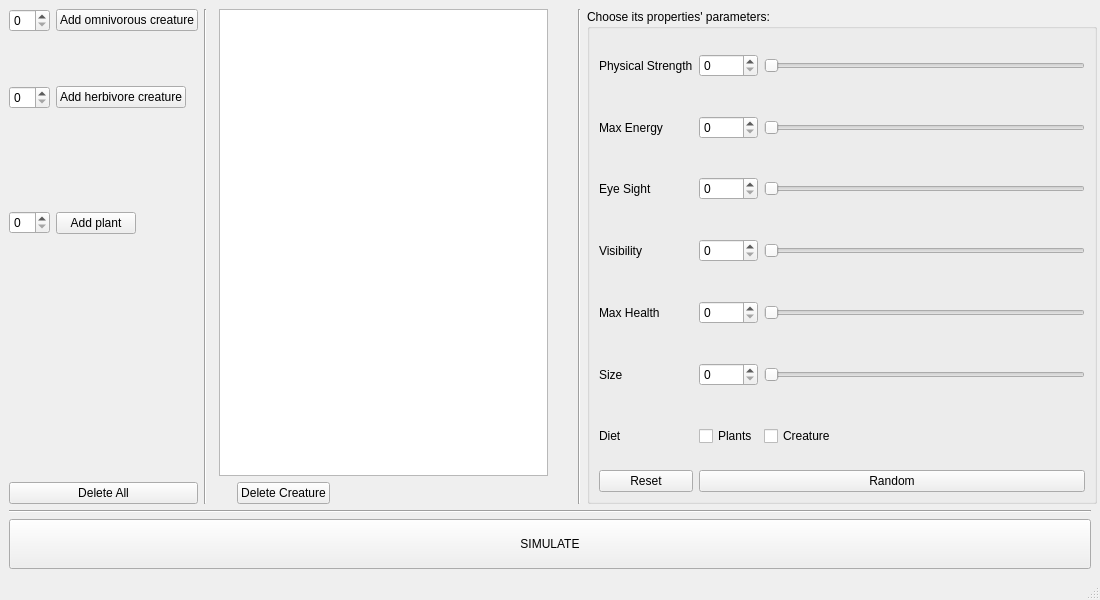
First picture: the form in Evolution_1/mainwindow.ui, repository Natali124/Evolution-Simulator, before the edit.
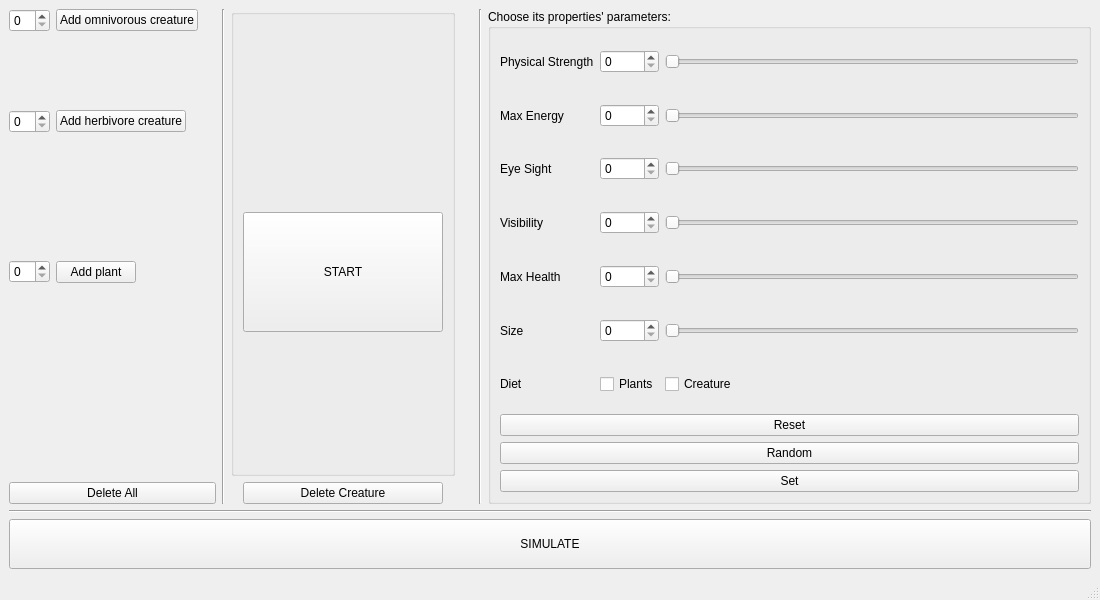
Second picture: the form after the edit.

Commit message: list widget ordering fixed, pending slider connection

What changed in the file:
```diff
--- a/Evolution_1/mainwindow.ui
+++ b/Evolution_1/mainwindow.ui
@@ -18,7 +18,7 @@
   </property>
   <property name="minimumSize">
    <size>
-    <width>500</width>
+    <width>0</width>
     <height>0</height>
    </size>
   </property>
@@ -27,7 +27,79 @@
   </property>
   <widget class="QWidget" name="centralwidget">
    <layout class="QGridLayout" name="gridLayout_2">
-    <item row="0" column="2" rowspan="10">
+    <item row="8" column="0" colspan="16">
+     <widget class="Line" name="line_3">
+      <property name="orientation">
+       <enum>Qt::Horizontal</enum>
+      </property>
+     </widget>
+    </item>
+    <item row="2" column="0">
+     <widget class="QSpinBox" name="count_prey">
+      <property name="sizePolicy">
+       <sizepolicy hsizetype="Fixed" vsizetype="Fixed">
+        <horstretch>0</horstretch>
+        <verstretch>0</verstretch>
+       </sizepolicy>
+      </property>
+     </widget>
+    </item>
+    <item row="2" column="1">
+     <widget class="QPushButton" name="button_prey">
+      <property name="sizePolicy">
+       <sizepolicy hsizetype="Fixed" vsizetype="Fixed">
+        <horstretch>0</horstretch>
+        <verstretch>0</verstretch>
+       </sizepolicy>
+      </property>
+      <property name="text">
+       <string>Add herbivore creature</string>
+      </property>
+     </widget>
+    </item>
+    <item row="9" column="0" colspan="16">
+     <widget class="QPushButton" name="simBut">
+      <property name="sizePolicy">
+       <sizepolicy hsizetype="Minimum" vsizetype="Fixed">
+        <horstretch>0</horstretch>
+        <verstretch>0</verstretch>
+       </sizepolicy>
+      </property>
+      <property name="minimumSize">
+       <size>
+        <width>0</width>
+        <height>50</height>
+       </size>
+      </property>
+      <property name="text">
+       <string>SIMULATE</string>
+      </property>
+     </widget>
+    </item>
+    <item row="7" column="0" colspan="5">
+     <widget class="QPushButton" name="button_delete_all">
+      <property name="sizePolicy">
+       <sizepolicy hsizetype="Minimum" vsizetype="Fixed">
+        <horstretch>0</horstretch>
+        <verstretch>0</verstretch>
+       </sizepolicy>
+      </property>
+      <property name="text">
+       <string>Delete All</string>
+      </property>
+     </widget>
+    </item>
+    <item row="0" column="0">
+     <widget class="QSpinBox" name="count_pred">
+      <property name="sizePolicy">
+       <sizepolicy hsizetype="Fixed" vsizetype="Fixed">
+        <horstretch>0</horstretch>
+        <verstretch>0</verstretch>
+       </sizepolicy>
+      </property>
+     </widget>
+    </item>
+    <item row="0" column="5" rowspan="8">
      <widget class="Line" name="line_1">
       <property name="sizePolicy">
        <sizepolicy hsizetype="Fixed" vsizetype="Expanding">
@@ -40,7 +112,40 @@
       </property>
      </widget>
     </item>
-    <item row="0" column="16" rowspan="10">
+    <item row="0" column="6" rowspan="7" colspan="5">
+     <widget class="QGroupBox" name="groupBox_2">
+      <property name="title">
+       <string/>
+      </property>
+     </widget>
+    </item>
+    <item row="0" column="14" rowspan="8">
+     <widget class="Line" name="line_2">
+      <property name="sizePolicy">
+       <sizepolicy hsizetype="Fixed" vsizetype="Minimum">
+        <horstretch>0</horstretch>
+        <verstretch>0</verstretch>
+       </sizepolicy>
+      </property>
+      <property name="orientation">
+       <enum>Qt::Vertical</enum>
+      </property>
+     </widget>
+    </item>
+    <item row="0" column="1">
+     <widget class="QPushButton" name="button_pred">
+      <property name="sizePolicy">
+       <sizepolicy hsizetype="Fixed" vsizetype="Fixed">
+        <horstretch>0</horstretch>
+        <verstretch>0</verstretch>
+       </sizepolicy>
+      </property>
+      <property name="text">
+       <string>Add omnivorous creature</string>
+      </property>
+     </widget>
+    </item>
+    <item row="0" column="15" rowspan="8">
      <widget class="QGroupBox" name="groupBox">
       <property name="sizePolicy">
        <sizepolicy hsizetype="Minimum" vsizetype="Minimum">
@@ -58,7 +163,33 @@
        <string>Choose its properties' parameters:</string>
       </property>
       <layout class="QGridLayout" name="gridLayout_3">
-       <item row="0" column="0">
+       <item row="3" column="1">
+        <widget class="QPushButton" name="button_rdm">
+         <property name="sizePolicy">
+          <sizepolicy hsizetype="Preferred" vsizetype="Fixed">
+           <horstretch>0</horstretch>
+           <verstretch>0</verstretch>
+          </sizepolicy>
+         </property>
+         <property name="text">
+          <string>Random</string>
+         </property>
+        </widget>
+       </item>
+       <item row="2" column="1">
+        <widget class="QPushButton" name="button_reset">
+         <property name="sizePolicy">
+          <sizepolicy hsizetype="Preferred" vsizetype="Fixed">
+           <horstretch>0</horstretch>
+           <verstretch>0</verstretch>
+          </sizepolicy>
+         </property>
+         <property name="text">
+          <string>Reset</string>
+         </property>
+        </widget>
+       </item>
+       <item row="0" column="1">
         <layout class="QGridLayout" name="gridLayout">
          <property name="sizeConstraint">
           <enum>QLayout::SetMinAndMaxSize</enum>
@@ -257,19 +388,6 @@
            </property>
           </widget>
          </item>
-         <item row="14" column="0">
-          <widget class="QPushButton" name="button_reset">
-           <property name="sizePolicy">
-            <sizepolicy hsizetype="Preferred" vsizetype="Fixed">
-             <horstretch>0</horstretch>
-             <verstretch>0</verstretch>
-            </sizepolicy>
-           </property>
-           <property name="text">
-            <string>Reset</string>
-           </property>
-          </widget>
-         </item>
          <item row="5" column="1">
           <widget class="QSpinBox" name="eye_sight_n">
            <property name="sizePolicy">
@@ -283,19 +401,6 @@
            </property>
           </widget>
          </item>
-         <item row="14" column="1" colspan="2">
-          <widget class="QPushButton" name="button_rdm">
-           <property name="sizePolicy">
-            <sizepolicy hsizetype="Preferred" vsizetype="Fixed">
-             <horstretch>0</horstretch>
-             <verstretch>0</verstretch>
-            </sizepolicy>
-           </property>
-           <property name="text">
-            <string>Random</string>
-           </property>
-          </widget>
-         </item>
          <item row="13" column="1">
           <widget class="QCheckBox" name="eat_plant">
            <property name="sizePolicy">
@@ -388,38 +493,20 @@
          </item>
         </layout>
        </item>
+       <item row="4" column="1">
+        <widget class="QPushButton" name="set_butt">
+         <property name="text">
+          <string>Set</string>
+         </property>
+        </widget>
+       </item>
       </layout>
      </widget>
     </item>
-    <item row="9" column="0" colspan="2">
-     <widget class="QPushButton" name="button_delete_all">
-      <property name="sizePolicy">
-       <sizepolicy hsizetype="Minimum" vsizetype="Fixed">
-        <horstretch>0</horstretch>
-        <verstretch>0</verstretch>
-       </sizepolicy>
-      </property>
+    <item row="7" column="8">
+     <widget class="QPushButton" name="button_delete_creature">
       <property name="text">
-       <string>Delete All</string>
-      </property>
-     </widget>
-    </item>
-    <item row="11" column="0" colspan="17">
-     <widget class="QPushButton" name="simBut">
-      <property name="sizePolicy">
-       <sizepolicy hsizetype="Minimum" vsizetype="Fixed">
-        <horstretch>0</horstretch>
-        <verstretch>0</verstretch>
-       </sizepolicy>
-      </property>
-      <property name="minimumSize">
-       <size>
-        <width>0</width>
-        <height>50</height>
-       </size>
-      </property>
-      <property name="text">
-       <string>SIMULATE</string>
+       <string>Delete Creature</string>
       </property>
      </widget>
     </item>
@@ -437,48 +524,17 @@
         <height>120</height>
        </size>
       </property>
+      <property name="maximumSize">
+       <size>
+        <width>200</width>
+        <height>120</height>
+       </size>
+      </property>
       <property name="text">
        <string>START</string>
       </property>
      </widget>
     </item>
-    <item row="10" column="0" colspan="17">
-     <widget class="Line" name="line_3">
-      <property name="orientation">
-       <enum>Qt::Horizontal</enum>
-      </property>
-     </widget>
-    </item>
-    <item row="0" column="4" rowspan="9" colspan="7">
-     <widget class="QListWidget" name="creature_list">
-      <property name="sizePolicy">
-       <sizepolicy hsizetype="Minimum" vsizetype="Minimum">
-        <horstretch>0</horstretch>
-        <verstretch>0</verstretch>
-       </sizepolicy>
-      </property>
-     </widget>
-    </item>
-    <item row="0" column="15" rowspan="10">
-     <widget class="Line" name="line_2">
-      <property name="sizePolicy">
-       <sizepolicy hsizetype="Fixed" vsizetype="Minimum">
-        <horstretch>0</horstretch>
-        <verstretch>0</verstretch>
-       </sizepolicy>
-      </property>
-      <property name="orientation">
-       <enum>Qt::Vertical</enum>
-      </property>
-     </widget>
-    </item>
-    <item row="9" column="7">
-     <widget class="QPushButton" name="button_delete_creature">
-      <property name="text">
-       <string>Delete Creature</string>
-      </property>
-     </widget>
-    </item>
     <item row="4" column="0">
      <widget class="QSpinBox" name="count_plant">
       <property name="sizePolicy">
@@ -489,52 +545,6 @@
       </property>
      </widget>
     </item>
-    <item row="0" column="1">
-     <widget class="QPushButton" name="button_pred">
-      <property name="sizePolicy">
-       <sizepolicy hsizetype="Fixed" vsizetype="Fixed">
-        <horstretch>0</horstretch>
-        <verstretch>0</verstretch>
-       </sizepolicy>
-      </property>
-      <property name="text">
-       <string>Add omnivorous creature</string>
-      </property>
-     </widget>
-    </item>
-    <item row="0" column="0">
-     <widget class="QSpinBox" name="count_pred">
-      <property name="sizePolicy">
-       <sizepolicy hsizetype="Fixed" vsizetype="Fixed">
-        <horstretch>0</horstretch>
-        <verstretch>0</verstretch>
-       </sizepolicy>
-      </property>
-     </widget>
-    </item>
-    <item row="2" column="1">
-     <widget class="QPushButton" name="button_prey">
-      <property name="sizePolicy">
-       <sizepolicy hsizetype="Fixed" vsizetype="Fixed">
-        <horstretch>0</horstretch>
-        <verstretch>0</verstretch>
-       </sizepolicy>
-      </property>
-      <property name="text">
-       <string>Add herbivore creature</string>
-      </property>
-     </widget>
-    </item>
-    <item row="2" column="0">
-     <widget class="QSpinBox" name="count_prey">
-      <property name="sizePolicy">
-       <sizepolicy hsizetype="Fixed" vsizetype="Fixed">
-        <horstretch>0</horstretch>
-        <verstretch>0</verstretch>
-       </sizepolicy>
-      </property>
-     </widget>
-    </item>
     <item row="4" column="1">
      <widget class="QPushButton" name="button_plant">
       <property name="sizePolicy">
@@ -554,15 +564,15 @@
    <zorder>line_3</zorder>
    <zorder>groupBox</zorder>
    <zorder>button_delete_all</zorder>
-   <zorder>button_delete_creature</zorder>
    <zorder>simBut</zorder>
-   <zorder>creature_list</zorder>
+   <zorder>button_delete_creature</zorder>
+   <zorder>groupBox_2</zorder>
    <zorder>startBut</zorder>
+   <zorder>count_pred</zorder>
+   <zorder>count_prey</zorder>
    <zorder>count_plant</zorder>
    <zorder>button_pred</zorder>
-   <zorder>count_pred</zorder>
    <zorder>button_prey</zorder>
-   <zorder>count_prey</zorder>
    <zorder>button_plant</zorder>
   </widget>
   <widget class="QMenuBar" name="menubar">
```
Left out of the diff: 32 changed lines with no effect on the pictures. The commit also changes 2 other files.
